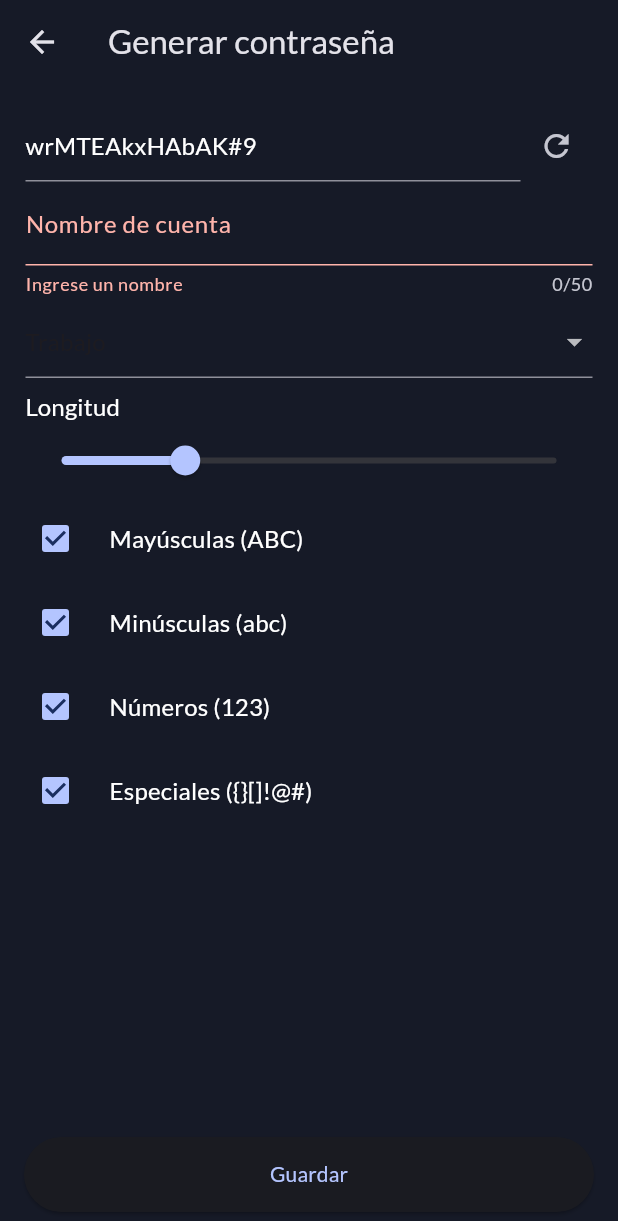
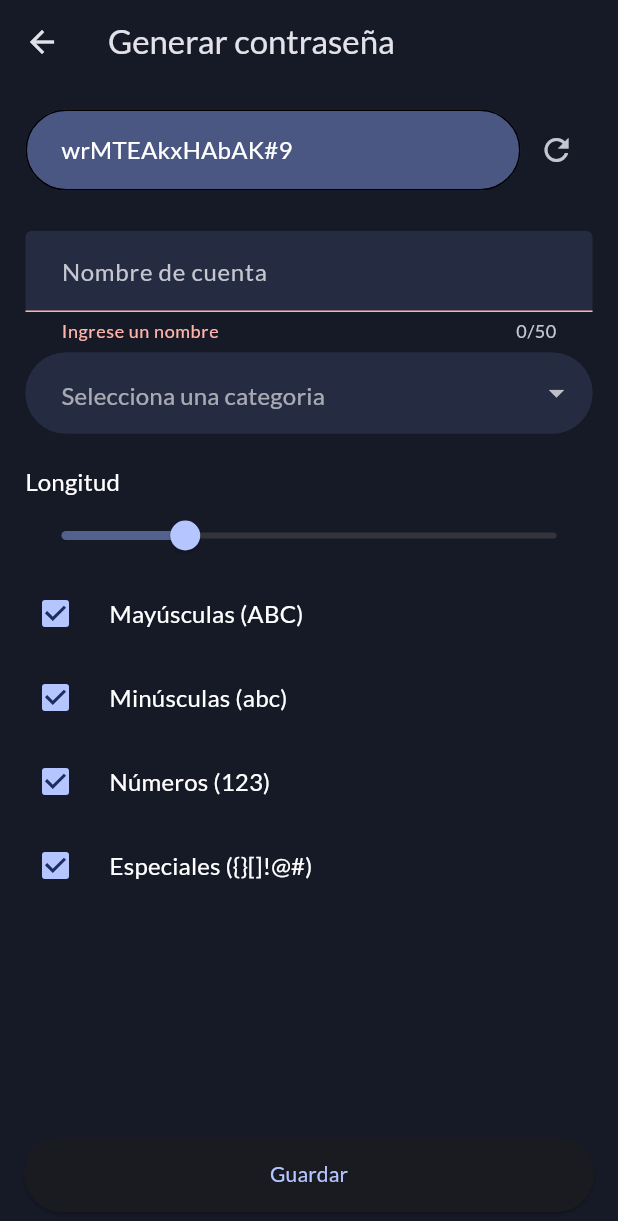
Before and after one commit to froggos/Lockey, a Flutter app: the NewPassword screen opened directly, after a tap on "Guardar", on a phone screen of 412 x 824 dp. Shown: the top 1221 px of the screen. Run offline on Flutter 3.47's test engine with Material 3 defaults, Android fonts, the phone set to English and light mode, and no system bars; our stand-ins replace google_fonts.

Commit message:
categorias casi listas

```diff
--- a/lib/models/category.dart
+++ b/lib/models/category.dart
@@ -2,10 +2,11 @@ class Category {
   Category({
     required this.colorCode,
     required this.name,
-  }) : id = DateTime.now().millisecondsSinceEpoch.toString();
+    String? id,
+  }) : id = id ?? DateTime.now().millisecondsSinceEpoch.toString();
 
   final String id;
-  final String colorCode;
+  final int colorCode;
   final String name;
 
   Map<String, dynamic> toJson() {
@@ -15,4 +16,12 @@ class Category {
       'name': name,
     };
   }
+
+  factory Category.fromJson(Map<String, dynamic> json) {
+    return Category(
+      colorCode: json['colorCode'],
+      name: json['name'],
+      id: json['id'],
+    );
+  }
 }
--- a/lib/models/password.dart
+++ b/lib/models/password.dart
@@ -27,7 +27,12 @@ class Password {
       id: json['id'],
       accountName: json['accountName'],
       password: json['password'],
-      category: json['category'],
+      category: json.containsKey("category")
+          ? Category(
+              colorCode: json['category']['colorCode'],
+              name: json['category']['name'],
+              id: json['category']['id'])
+          : null,
     );
   }
 }
--- a/lib/screens/new_password.dart
+++ b/lib/screens/new_password.dart
@@ -1,6 +1,7 @@
 import 'dart:math';
 
 import 'package:flutter/material.dart';
+import 'package:lockey_app/models/category.dart';
 import 'package:lockey_app/models/password.dart';
 import 'package:lockey_app/store/storage.dart';
 
@@ -14,8 +15,10 @@ class NewPassword extends StatefulWidget {
 class _NewNoteState extends State<NewPassword> {
   final _formKey = GlobalKey<FormState>();
   final TextEditingController _passwordTextController = TextEditingController();
+  final List<Category> _defaultCategories = [];
 
   String _enteredAccountName = '';
+  Category? _selectedCategory;
 
   bool _isCapitalChecked = true;
   bool _isLowerChecked = true;
@@ -67,6 +70,7 @@ class _NewNoteState extends State<NewPassword> {
         id: DateTime.now().toString(),
         accountName: _enteredAccountName,
         password: _passwordTextController.text,
+        category: _selectedCategory,
       );
 
       final navigator = Navigator.of(context);
@@ -77,9 +81,19 @@ class _NewNoteState extends State<NewPassword> {
     }
   }
 
+  Future<void> _loadCategories() async {
+    final actualList = await LockeyStorage.getCategories();
+
+    setState(() {
+      _defaultCategories.addAll(actualList);
+    });
+  }
+
   @override
   void initState() {
     super.initState();
+
+    _loadCategories();
 
     if (_passwordTextController.text.isEmpty) {
       _passwordTextController.text = _generatePassword();
@@ -117,6 +131,20 @@ class _NewNoteState extends State<NewPassword> {
                 children: [
                   Expanded(
                     child: TextFormField(
+                      decoration: InputDecoration(
+                        filled: true,
+                        fillColor: const Color(0xFF4A5782),
+                        contentPadding: const EdgeInsets.symmetric(
+                          horizontal: 20,
+                          vertical: 15,
+                        ),
+                        enabledBorder: OutlineInputBorder(
+                          borderRadius: BorderRadius.circular(40),
+                        ),
+                        focusedBorder: OutlineInputBorder(
+                          borderRadius: BorderRadius.circular(40),
+                        ),
+                      ),
                       controller: _passwordTextController,
                       style: Theme.of(context)
                           .textTheme
@@ -134,6 +162,7 @@ class _NewNoteState extends State<NewPassword> {
                   ),
                 ],
               ),
+              const SizedBox(height: 27),
               TextFormField(
                 validator: (value) {
                   if (value == null || value.isEmpty) {
@@ -144,9 +173,21 @@ class _NewNoteState extends State<NewPassword> {
                 },
                 maxLength: 50,
                 style: const TextStyle(color: Colors.white),
-                decoration: const InputDecoration(
-                  label: Text(
-                    'Nombre de cuenta',
+                decoration: InputDecoration(
+                  hintText: 'Nombre de cuenta',
+                  filled: true,
+                  fillColor: const Color(0xFF252C41),
+                  contentPadding: const EdgeInsets.symmetric(
+                    horizontal: 20,
+                    vertical: 15,
+                  ),
+                  enabledBorder: OutlineInputBorder(
+                    borderRadius: BorderRadius.circular(40),
+                    borderSide: const BorderSide(color: Color(0xFF252C41)),
+                  ),
+                  focusedBorder: OutlineInputBorder(
+                    borderRadius: BorderRadius.circular(40),
+                    borderSide: const BorderSide(color: Color(0xFF252C41)),
                   ),
                 ),
                 onSaved: (value) {
@@ -154,16 +195,43 @@ class _NewNoteState extends State<NewPassword> {
                 },
               ),
               const SizedBox(height: 7),
-              DropdownButtonFormField<String>(
-                items: const [
-                  DropdownMenuItem(
-                      child: Text(
-                    "Trabajo",
-                  )),
-                ],
-                onChanged: (onChanged) {},
+              DropdownButtonFormField<Category>(
+                decoration: InputDecoration(
+                  hintText: 'Selecciona una categoria',
+                  filled: true,
+                  fillColor: const Color(0xFF252C41),
+                  contentPadding: const EdgeInsets.symmetric(
+                    horizontal: 20,
+                    vertical: 15,
+                  ),
+                  enabledBorder: OutlineInputBorder(
+                    borderRadius: BorderRadius.circular(40),
+                    borderSide: const BorderSide(color: Color(0xFF252C41)),
+                  ),
+                  focusedBorder: OutlineInputBorder(
+                    borderRadius: BorderRadius.circular(40),
+                    borderSide: const BorderSide(color: Color(0xFF252C41)),
+                  ),
+                ),
+                value: null,
+                items: _defaultCategories.map((Category category) {
+                  return DropdownMenuItem<Category>(
+                    value: category,
+                    child: Text(
+                      category.name,
+                      style: const TextStyle(
+                        color: Colors.white,
+                      ),
+                    ),
+                  );
+                }).toList(),
+                onChanged: (Category? newCategory) {
+                  setState(() {
+                    _selectedCategory = newCategory;
+                  });
+                },
               ),
-              const SizedBox(height: 7),
+              const SizedBox(height: 20),
               Text(
                 'Longitud',
                 style: Theme.of(context)
@@ -174,6 +242,7 @@ class _NewNoteState extends State<NewPassword> {
               SliderTheme(
                 data: SliderTheme.of(context).copyWith(
                   showValueIndicator: ShowValueIndicator.always,
+                  activeTrackColor: const Color(0xFF52618E),
                 ),
                 child: Slider(
                   value: _passwordLength,
--- a/lib/screens/password_list.dart
+++ b/lib/screens/password_list.dart
@@ -132,10 +132,12 @@ class _PasswordList extends State<PasswordList> {
               ),
             ),
             child: Container(
-              decoration: const BoxDecoration(
+              decoration: BoxDecoration(
                 border: Border(
                   left: BorderSide(
-                    color: Color(0xFF3758A6),
+                    color: Color(_filteredList[index].category != null
+                        ? _filteredList[index].category!.colorCode
+                        : 0xFF3758A6),
                     width: 8,
                   ),
                 ),
--- a/lib/store/storage.dart
+++ b/lib/store/storage.dart
@@ -1,6 +1,7 @@
 import 'dart:convert';
 import 'dart:io';
 
+import 'package:lockey_app/models/category.dart';
 import 'package:lockey_app/models/password.dart';
 import 'package:path_provider/path_provider.dart';
 
@@ -42,12 +43,27 @@ class LockeyStorage {
     await file.writeAsString(jsonEncode(updated));
   }
 
-  static Future<void> getCategories() async {
+  static Future<List<Category>> getCategories() async {
     final file = await _getCategoriesFile();
 
     if (await file.exists()) {
+      // await file.delete();
       final content = await file.readAsString();
       final data = jsonDecode(content) as List;
+      return data.map((category) => Category.fromJson(category)).toList();
+    } else {
+      await file.create(recursive: true);
+      await file.writeAsString(
+        jsonEncode([
+          Category(colorCode: 0xFF3758A6, name: 'Sin categoria', id: '000000'),
+          Category(colorCode: 0xFFB53C3C, name: 'Trabajo', id: '111111'),
+        ]),
+      );
     }
+
+    return [
+      Category(colorCode: 0xFF3758A6, name: 'Sin categoria', id: '000000'),
+      Category(colorCode: 0xFFB53C3C, name: 'Trabajo', id: '111111'),
+    ];
   }
 }
```
